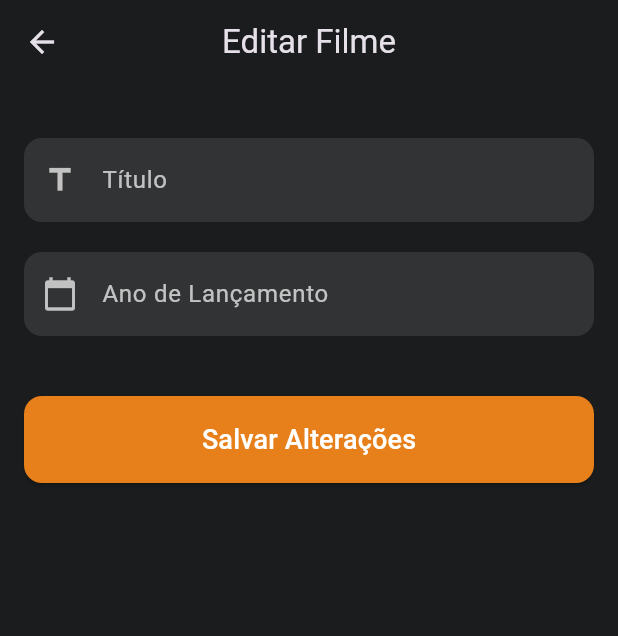
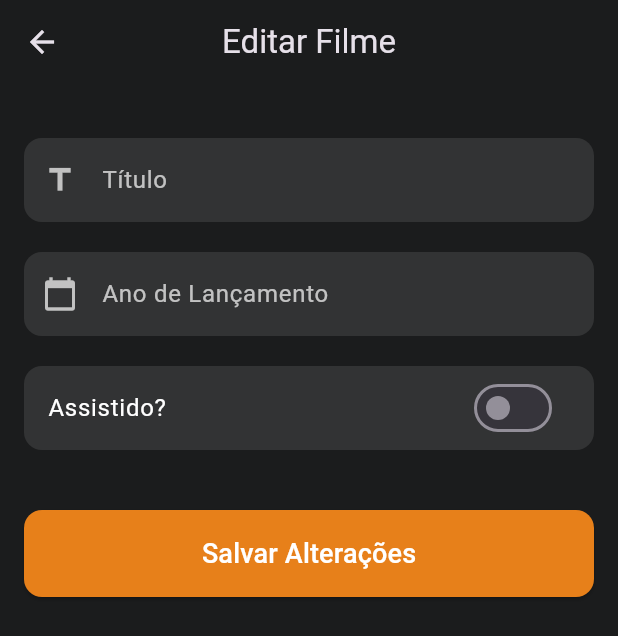
Before and after one commit to guilhermecarv32/lista_filmes, a Flutter app: the EditMoviePage screen opened directly with empty values, on a phone screen of 412 x 824 dp. Shown: the top 636 px of the screen. Run offline on Flutter 3.47's test engine with Material 3 defaults, Android fonts, the phone set to English and light mode, and no system bars.

Commit message:
filmes assistidos ou nao

```diff
--- a/lib/editar.dart
+++ b/lib/editar.dart
@@ -18,12 +18,15 @@ class _EditMoviePageState extends State<EditMoviePage> {
   final _yearController = TextEditingController();
   final _formKey = GlobalKey<FormState>();
 
+  late bool _isWatched;
+
   @override
   void initState() {
     super.initState();
     // 2. PREENCHE OS CAMPOS COM OS DADOS DO FILME
     _titleController.text = widget.filme.title;
     _yearController.text = widget.filme.year;
+    _isWatched = widget.filme.isWatched;
   }
 
   @override
@@ -48,13 +51,38 @@ class _EditMoviePageState extends State<EditMoviePage> {
       decoration: InputDecoration(
         labelText: labelText,
         labelStyle: const TextStyle(color: Colors.white70),
-        prefixIcon: Icon(icon, color: Colors.white70),
+
+        prefixIcon: Icon(
+          icon, color: Colors.white70
+          ),
         filled: true,
         fillColor: Colors.white.withOpacity(0.1),
-        border: OutlineInputBorder(borderRadius: BorderRadius.circular(12.0), borderSide: BorderSide.none),
-        focusedBorder: OutlineInputBorder(borderRadius: BorderRadius.circular(12.0), borderSide: const BorderSide(color: Color(0xFFE7801A))),
-        errorBorder: OutlineInputBorder(borderRadius: BorderRadius.circular(12.0), borderSide: const BorderSide(color: Colors.redAccent)),
-        focusedErrorBorder: OutlineInputBorder(borderRadius: BorderRadius.circular(12.0), borderSide: const BorderSide(color: Colors.redAccent, width: 2)),
+
+        border: OutlineInputBorder(
+          borderRadius: BorderRadius.circular(12.0),
+          borderSide: BorderSide.none
+          ),
+
+        focusedBorder: OutlineInputBorder(
+          borderRadius: BorderRadius.circular(12.0),
+          borderSide: const BorderSide(
+            color: Color(0xFFE7801A)
+            )
+          ),
+
+        errorBorder: OutlineInputBorder(
+          borderRadius: BorderRadius.circular(12.0),
+          borderSide: const BorderSide(
+            color: Colors.redAccent
+            )
+          ),
+
+        focusedErrorBorder: OutlineInputBorder(
+          borderRadius: BorderRadius.circular(12.0),
+          borderSide: const BorderSide(
+            color: Colors.redAccent, width: 2
+            )
+          ),
       ),
       style: const TextStyle(color: Colors.white),
     );
@@ -97,17 +125,33 @@ class _EditMoviePageState extends State<EditMoviePage> {
                 icon: Icons.calendar_today,
                 keyboardType: TextInputType.number,
               ),
+
+              const SizedBox(height: 20),
+              SwitchListTile(
+                title: const Text('Assistido?', style: TextStyle(color: Colors.white)),
+                value: _isWatched,
+                onChanged: (bool value) {
+                  setState(() {
+                    _isWatched = value;
+                  });
+                },
+                activeColor: const Color(0xFFE7801A),
+                tileColor: Colors.white.withOpacity(0.1),
+                shape: RoundedRectangleBorder(
+                  borderRadius: BorderRadius.circular(12.0),
+                ),
+              ),
+
               const SizedBox(height: 40),
               ElevatedButton(
                 onPressed: () {
                   if (_formKey.currentState!.validate()) {
-                    // 4. CRIA O OBJETO ATUALIZADO
+                    // ATUALIZA O OBJETO USANDO O NOVO VALOR DE _isWatched
                     final filmeAtualizado = Filme(
                       title: _titleController.text,
                       year: _yearController.text,
+                      isWatched: _isWatched, // Usa o valor do Switch
                     );
-
-                    // DEVOLVE O OBJETO ATUALIZADO PARA A TELA ANTERIOR
                     Navigator.pop(context, filmeAtualizado);
                   }
                 },
--- a/lib/models/filme.dart
+++ b/lib/models/filme.dart
@@ -3,9 +3,25 @@
 class Filme {
   final String title;
   final String year;
+  final bool isWatched; // 1. NOVA PROPRIEDADE
 
   Filme({
     required this.title,
     required this.year,
+    this.isWatched = false, // 2. VALOR PADRÃO: false
   });
+
+  // 3. MÉTODO AUXILIAR 'copyWith' (MUITO ÚTIL!)
+  // Cria uma cópia do filme, permitindo alterar apenas o que for necessário.
+  Filme copyWith({
+    String? title,
+    String? year,
+    bool? isWatched,
+  }) {
+    return Filme(
+      title: title ?? this.title,
+      year: year ?? this.year,
+      isWatched: isWatched ?? this.isWatched,
+    );
+  }
 }
```
Also changed, not shown: lib/home.dart (+62 -5 lines).
